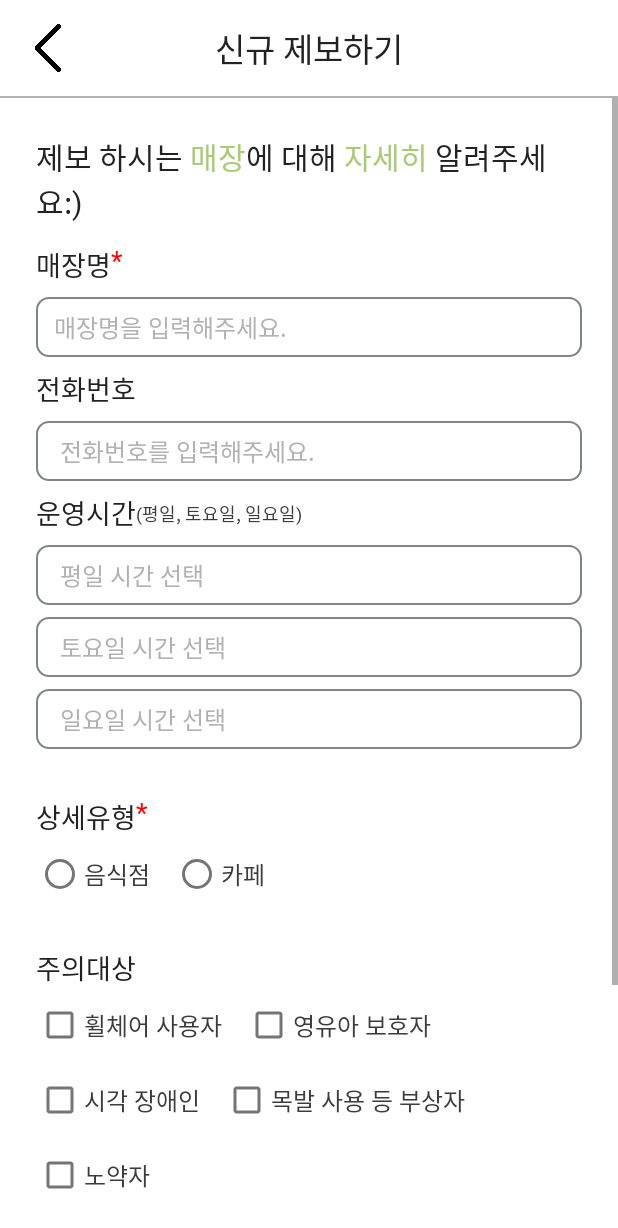
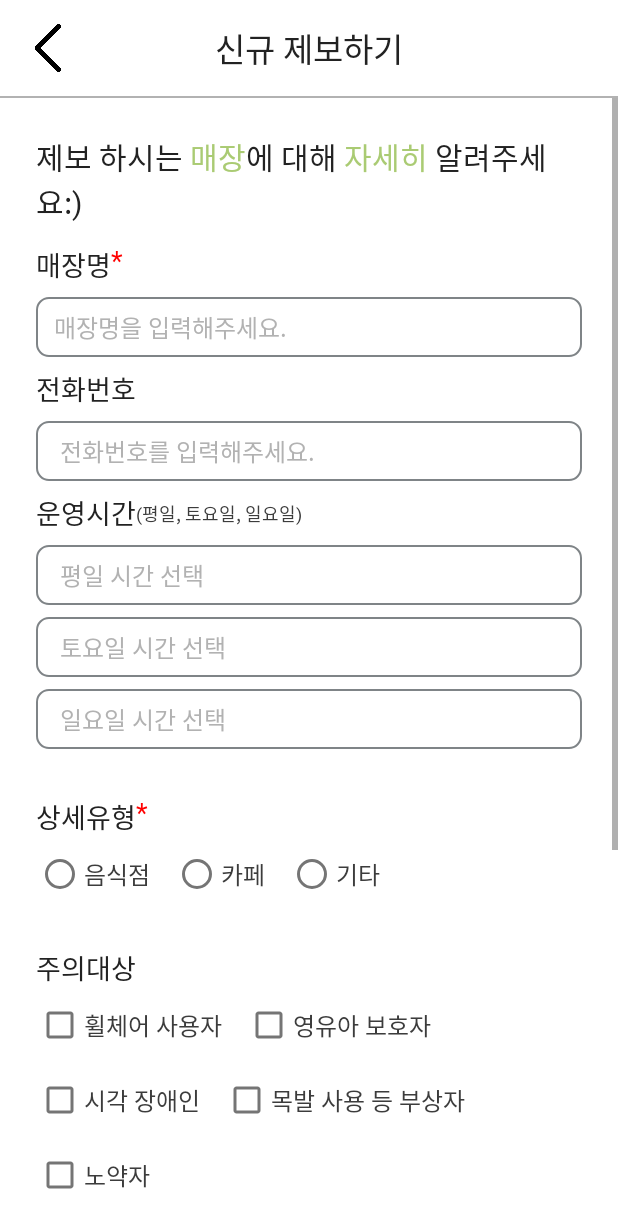
Before and after one commit to Haeeul/TA9-Term-Project, an Android app: the ReportInfoStoreActivity screen opened directly, with no data from a screen before it, on a phone screen of 412 x 824 dp. Shown: the top 1228 px of the screen. Run offline under Robolectric (Android 15) with nearby library versions, the phone set to English and light mode, and no system bars; our stand-ins replace Firebase (no records; nobody signed in at launch, a user with empty details on screens opened directly), data binding; Roboto replaces fonts that are not available here; 4 statements that could not run were skipped.

Commit message:
[feat] #17 제보하기 통신 data에 위도, 경도 추가

```diff
--- a/app/src/main/java/com/example/mh_term_app/data/model/request/RequestReportFacility.kt
+++ b/app/src/main/java/com/example/mh_term_app/data/model/request/RequestReportFacility.kt
@@ -3,6 +3,8 @@ package com.example.mh_term_app.data.model.request
 data class RequestReportFacility(
     val type : String,
     val address : String,
+    val latitude: String,
+    val longitude: String,
     val location : String,
     val detailType : String,
     val targetList : MutableList<String>?,
--- a/app/src/main/java/com/example/mh_term_app/ui/menu/report/ReportInfoFacilityActivity.kt
+++ b/app/src/main/java/com/example/mh_term_app/ui/menu/report/ReportInfoFacilityActivity.kt
@@ -164,6 +164,6 @@ class ReportInfoFacilityActivity : BaseActivity<ActivityReportInfoFacilityBindin
     }
 
     fun postReportFacility(view: View) {
-        reportPlaceViewModel.postReportFacility(facilityType, facilityAddress)
+        reportPlaceViewModel.postReportFacility(facilityType, facilityAddress, facilityLatitude, facilityLongitude)
     }
 }
--- a/app/src/main/java/com/example/mh_term_app/ui/menu/report/ReportViewModel.kt
+++ b/app/src/main/java/com/example/mh_term_app/ui/menu/report/ReportViewModel.kt
@@ -33,9 +33,11 @@ class ReportViewModel : ViewModel() {
     val storeSaturdayTimeTxt = MutableLiveData<String>()
     val storeMondayTimeTxt = MutableLiveData<String>()
 
-    var storeTime = MutableLiveData<StoreTime>(StoreTime(Time("","","",""),Time("","","",""),Time("","","","")))
+    private var storeTime = MutableLiveData(StoreTime(Time("-2","-2","-2","-2"),
+        Time("-2","-2","-2","-2"),Time("-2","-2","-2","-2")))
 
     val detailTypeTxt = MutableLiveData<String>()
+    val etcTypeTxt = MutableLiveData<String>()
 
     private val targetList = MutableLiveData<MutableList<String>>()
     private val warningList = MutableLiveData<MutableList<String>>()
@@ -164,14 +166,16 @@ class ReportViewModel : ViewModel() {
         _isValidCompleteBtn.value = storeNameTxt.value?.isNotEmpty() == true && detailTypeTxt.value?.isNotEmpty() == true && plusInfoTxt.value?.isNotEmpty() == true
     }
 
-    fun postReportStore(type : String, address : String){
+    fun postReportStore(type : String, address : String, latitude : String, longitude : String){
         viewModelScope.launch {
             val store = RequestReportStore(
                 type = type,
                 address = address,
+                latitude = latitude,
+                longitude = longitude,
                 name = storeNameTxt.value.toString(),
                 phone = if(storePhoneTxt.value.toString()== "null"){"none"} else {storePhoneTxt.value.toString()},
-                time = if(storeSaturdayTimeTxt.value.toString()== "null"){"none"} else {storeSaturdayTimeTxt.value.toString()},
+                time = storeTime.value!!,
                 detailType = detailTypeTxt.value.toString(),
                 targetList = targetList.value,
                 warningList = warningList.value,
@@ -186,11 +190,13 @@ class ReportViewModel : ViewModel() {
         _isValidCompleteBtn.value = locationTxt.value?.isNotEmpty() == true && detailTypeTxt.value?.isNotEmpty() == true && plusInfoTxt.value?.isNotEmpty() == true
     }
 
-    fun postReportFacility(type : String, address : String){
+    fun postReportFacility(type : String, address : String, latitude : String, longitude : String){
         viewModelScope.launch {
             val facility = RequestReportFacility(
                 type = type,
                 address = address,
+                latitude = latitude,
+                longitude = longitude,
                 location = locationTxt.value.toString(),
                 detailType = detailTypeTxt.value.toString(),
                 targetList = targetList.value,
--- a/app/src/main/res/layout/activity_report_info_store.xml
+++ b/app/src/main/res/layout/activity_report_info_store.xml
@@ -27,6 +27,7 @@
             android:layout_width="match_parent"
             android:layout_height="0dp"
             android:fillViewport="true"
+            app:layout_constraintBottom_toBottomOf="parent"
             app:layout_constraintEnd_toEndOf="parent"
             app:layout_constraintStart_toStartOf="parent"
             app:layout_constraintTop_toBottomOf="@+id/tb_report_info_store">
@@ -149,8 +150,8 @@
                     android:layout_width="wrap_content"
                     android:layout_height="wrap_content"
                     android:text="(평일, 토요일, 일요일)"
+                    android:textColor="@color/deep_dark_grey"
                     android:textSize="12dp"
-                    android:textColor="@color/deep_dark_grey"
                     app:layout_constraintBottom_toBottomOf="@+id/textView50"
                     app:layout_constraintStart_toEndOf="@+id/textView50"
                     app:layout_constraintTop_toTopOf="@+id/textView50" />
@@ -179,12 +180,12 @@
                     android:layout_height="40dp"
                     android:layout_marginTop="8dp"
                     android:background="@drawable/round_square_line_grey_8"
+                    android:gravity="center_vertical"
                     android:hint="@string/hint_saturday_time_input"
                     android:inputType="textMultiLine"
                     android:paddingHorizontal="16dp"
                     android:text="@={vm.storeSaturdayTimeTxt}"
                     android:textSize="16dp"
-                    android:gravity="center_vertical"
                     app:layout_constraintEnd_toEndOf="@+id/txt_report_info_store_week_time"
                     app:layout_constraintStart_toStartOf="@+id/txt_report_info_store_week_time"
                     app:layout_constraintTop_toBottomOf="@+id/txt_report_info_store_week_time" />
@@ -196,12 +197,12 @@
                     android:layout_height="40dp"
                     android:layout_marginTop="8dp"
                     android:background="@drawable/round_square_line_grey_8"
+                    android:gravity="center_vertical"
                     android:hint="@string/hint_monday_time_input"
                     android:inputType="textMultiLine"
                     android:paddingHorizontal="16dp"
                     android:text="@={vm.storeMondayTimeTxt}"
                     android:textSize="16dp"
-                    android:gravity="center_vertical"
                     app:layout_constraintEnd_toEndOf="@+id/txt_report_info_store_saturday_time"
                     app:layout_constraintStart_toStartOf="@+id/txt_report_info_store_saturday_time"
                     app:layout_constraintTop_toBottomOf="@+id/txt_report_info_store_saturday_time" />
@@ -252,7 +253,35 @@
                         android:layout_height="50dp"
                         android:paddingRight="15dp"
                         android:text="@string/txt_cafe" />
+
+                    <RadioButton
+                        android:id="@+id/rb_store_etc"
+                        style="@style/Theme.radioBtn.text"
+                        android:layout_width="match_parent"
+                        android:layout_height="50dp"
+                        android:paddingRight="15dp"
+                        android:text="기타" />
                 </RadioGroup>
+
+                <EditText
+                    android:id="@+id/edt_report_store_etc_type"
+                    style="@style/EditHintText"
+                    android:layout_width="0dp"
+                    android:layout_height="40dp"
+                    android:layout_marginEnd="24dp"
+                    android:background="@drawable/round_square_line_grey_8"
+                    android:hint="@string/hint_store_name_input"
+                    android:inputType="text"
+                    android:maxLength="20"
+                    android:nextFocusDown="@id/edt_report_info_store_phone"
+                    android:paddingHorizontal="12dp"
+                    android:paddingVertical="8dp"
+                    android:text="@={vm.etcTypeTxt}"
+                    android:textSize="16dp"
+                    android:visibility="gone"
+                    app:layout_constraintEnd_toEndOf="parent"
+                    app:layout_constraintStart_toStartOf="@+id/rg_report_info_store_type"
+                    app:layout_constraintTop_toBottomOf="@+id/rg_report_info_store_type" />
 
                 <TextView
                     android:id="@+id/textView51"
@@ -263,7 +292,7 @@
                     android:text="@string/sub_title_warning_target"
                     android:textSize="18dp"
                     app:layout_constraintStart_toStartOf="@+id/textView43"
-                    app:layout_constraintTop_toBottomOf="@+id/rg_report_info_store_type" />
+                    app:layout_constraintTop_toBottomOf="@+id/edt_report_store_etc_type" />
 
                 <CheckBox
                     android:id="@+id/cb_store_target_wheelchair"
```
Also changed, not shown: app/src/main/java/com/example/mh_term_app/data/model/request/RequestReportStore.kt (+13 -9 lines), app/src/main/java/com/example/mh_term_app/ui/menu/report/ReportInfoStoreActivity.kt (+16 -3 lines), app/src/main/java/com/example/mh_term_app/ui/menu/report/ReportPlaceActivity.kt (+10 -1 lines).
